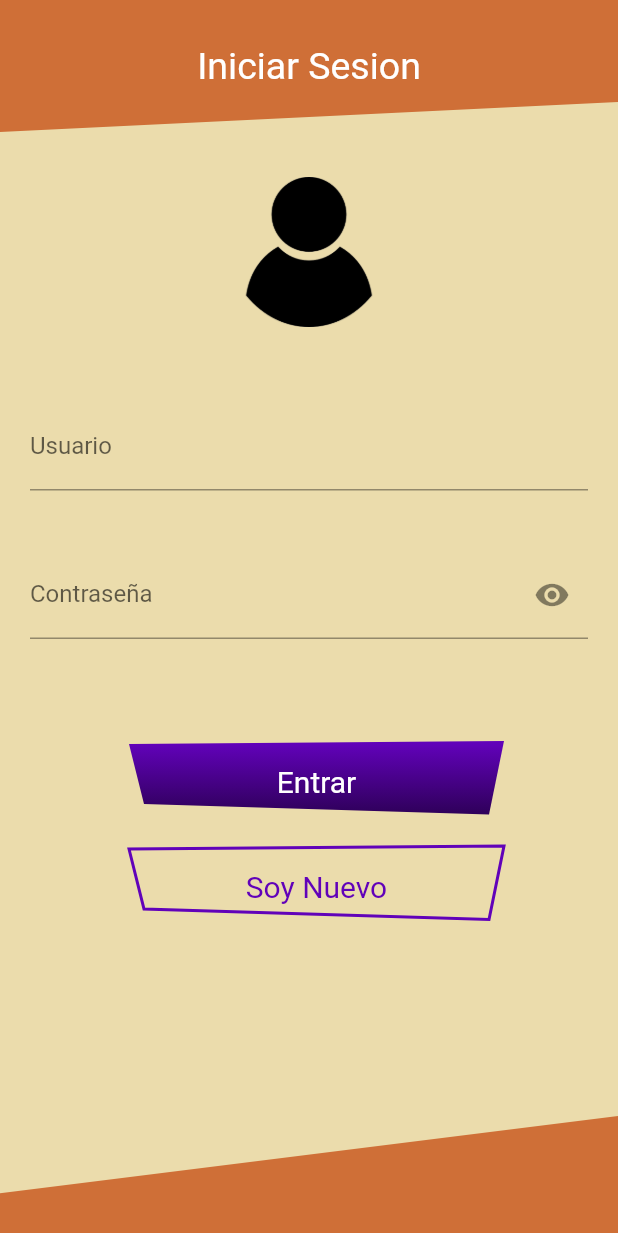
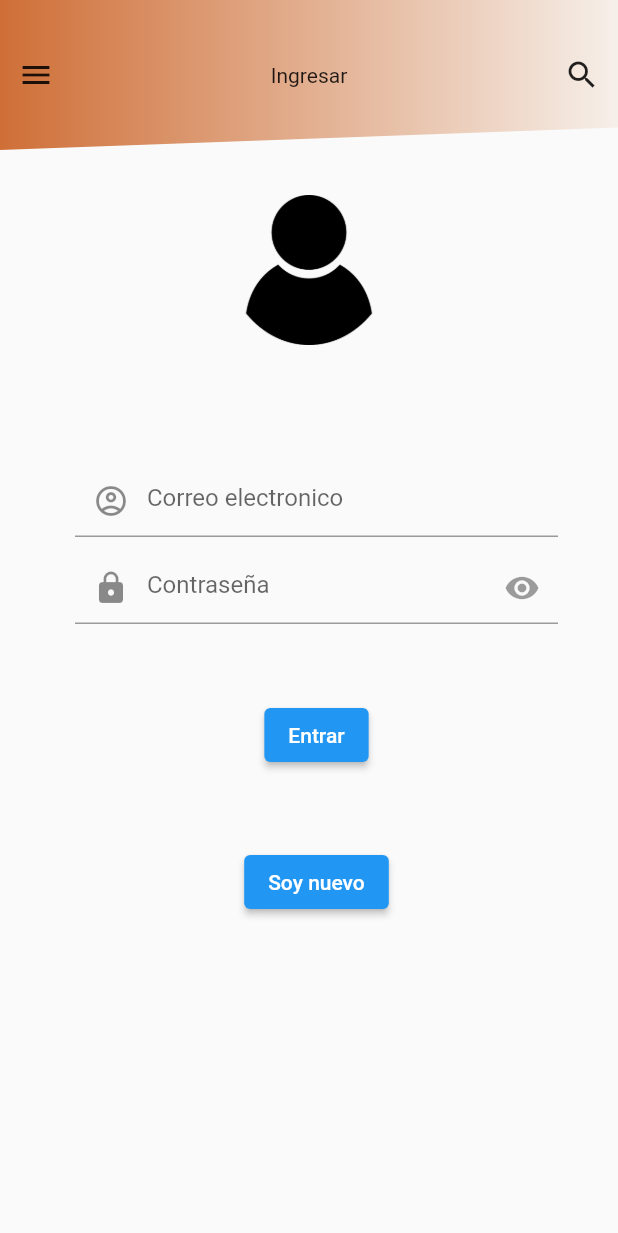
Before and after one commit to CoffeemondoApp/Coffeemondo-FlutterV1.0.0, a Flutter app: the screen it shows after launch, after a tap on "Presiona aquí", on a phone screen of 412 x 824 dp. Shown: the top 1233 px of the screen. Run offline on Flutter 3.47's test engine with Material 2 defaults, Android fonts, the phone set to English and light mode, and no system bars; statements that could not run were skipped.

Commit message:
Actualizacion TextFields

```diff
--- /dev/null
+++ b/lib/iconos.dart
@@ -0,0 +1,38 @@
+/// Flutter icons MyFlutterApp
+/// Copyright (C) 2023 by original authors @ fluttericon.com, fontello.com
+/// This font was generated by FlutterIcon.com, which is derived from Fontello.
+///
+/// To use this font, place it in your fonts/ directory and include the
+/// following in your pubspec.yaml
+///
+/// flutter:
+///   fonts:
+///    - family:  MyFlutterApp
+///      fonts:
+///       - asset: fonts/MyFlutterApp.ttf
+///
+///
+/// * Material Design Icons, Copyright (C) Google, Inc
+///         Author:    Google
+///         License:   Apache 2.0 (https://www.apache.org/licenses/LICENSE-2.0)
+///         Homepage:  https://design.google.com/icons/
+/// * Linearicons Free, Copyright (C) Linearicons.com
+///         Author:    Perxis
+///         License:   CC BY-SA 4.0 (https://creativecommons.org/licenses/by-sa/4.0/)
+///         Homepage:  https://linearicons.com
+///
+import 'package:flutter/widgets.dart';
+
+class Iconos {
+  Iconos._();
+
+  static const _kFontFam = 'Iconos';
+  static const String? _kFontPkg = null;
+
+  static const IconData account_circle =
+      IconData(0xe800, fontFamily: _kFontFam, fontPackage: _kFontPkg);
+  static const IconData lock_open =
+      IconData(0xe801, fontFamily: _kFontFam, fontPackage: _kFontPkg);
+  static const IconData user =
+      IconData(0xe82a, fontFamily: _kFontFam, fontPackage: _kFontPkg);
+}
--- a/lib/login.dart
+++ b/lib/login.dart
@@ -1,4 +1,5 @@
 import 'package:flutter/material.dart';
+import 'package:coffeemondo/iconos.dart';
 
 class Login extends StatefulWidget {
   @override
@@ -7,10 +8,9 @@ class Login extends StatefulWidget {
 
 class LoginApp extends State<Login> {
   bool _obscureText = true;
-
+  bool obs = true;
   Widget build(BuildContext context) {
     return Scaffold(
-      backgroundColor: Color(0xffffebdcac),
       appBar: AppBarcustom(),
       body: SingleChildScrollView(
         child: Column(children: [
@@ -24,48 +24,51 @@ class LoginApp extends State<Login> {
                 ),
               )),
           Padding(
-              padding: EdgeInsets.all(20),
+              padding: EdgeInsets.only(left: 50, top: 50, right: 40),
               child: TextField(
                   decoration: InputDecoration(
-                    border: UnderlineInputBorder(
-                      borderSide: BorderSide(
-                        color: Colors.red,
-                      ),
-                    ),
-                    labelText: 'Usuario',
-                    hintText: 'Escriba su nombre de Usuario'),
-              )),
+                      prefixIcon: Icon(Icons.account_circle_outlined),
+                      hintText: 'Correo electronico'))),
           Padding(
-            padding: EdgeInsets.all(20),
+              padding: EdgeInsets.only(left: 50, top: 10, right: 40),
               child: TextField(
                   decoration: InputDecoration(
-                suffixIcon: GestureDetector(
-                  onTap: () {
+                      prefixIcon: Icon(Icons.lock),
+                      suffixIcon: IconButton(
+                        icon: Icon(Icons.remove_red_eye),
+                        onPressed: () {
                           setState(() {
-                      _obscureText = !_obscureText;
-                    });
+                            obs == true ? obs = true : obs = false;
+                          })
                         },
-                  child: Icon(
-                      _obscureText ? Icons.visibility : Icons.visibility_off),
                         ),
-                border: UnderlineInputBorder(),
-                labelText: 'Contraseña',
-                hintText: 'Escriba su Contraseña',
+                      hintText: 'Contraseña'))),
+          Padding(
+            padding: EdgeInsets.only(left: 20, top: 50, right: 10),
+            child: Center(
+              child: ElevatedButton(
+                onPressed: () {
+                  Navigator.push(
+                      context, MaterialPageRoute(builder: (_) => Login()));
+                },
+                child: Text('Entrar'),
               ),
-              obscureText: _obscureText,
             ),
           ),
           Padding(
             padding: EdgeInsets.only(left: 20, top: 50, right: 10),
-            child: CustomButton1(),
+            child: Center(
+              child: ElevatedButton(
+                onPressed: () {
+                  Navigator.push(
+                      context, MaterialPageRoute(builder: (_) => Login()));
+                },
+                child: Text('Soy nuevo'),
               ),
-          Padding(
-            padding: EdgeInsets.only(left: 20, top: 20, right: 10),
-            child: CustomButton2(),
+            ),
           )
         ]),
       ),
-      bottomNavigationBar: CustomBottomBar(),
     );
   }
 }
@@ -75,26 +78,29 @@ class AppBarcustom extends StatelessWidget implements PreferredSizeWidget {
   Widget build(BuildContext context) {
     return Container(
       width: MediaQuery.of(context).size.width,
-      height: 88.0,
+      height: 100,
       child: ClipPath(
         clipper: BackgroundAppBar(),
         child: Container(
           width: MediaQuery.of(context).size.width,
           height: 100,
           decoration: const BoxDecoration(
-            gradient: LinearGradient(colors: [
-              Color.fromARGB(255, 207, 111, 55),
-              Color.fromARGB(255, 207, 111, 55)
-            ]),
+            gradient: LinearGradient(
+                colors: [Color.fromARGB(255, 207, 111, 55), Color(0xFFF6EFE9)]),
           ),
-          child: Center(
-            child: Text(
-              'Iniciar Sesion',
-              style: TextStyle(
-                color: Colors.white,
-                fontSize: 25,
+          child: Row(
+            mainAxisAlignment: MainAxisAlignment.spaceBetween,
+            children: [
+              IconButton(
+                icon: Icon(Icons.menu),
+                onPressed: () {},
               ),
-            ),
+              Text('Ingresar'),
+              IconButton(
+                icon: Icon(Icons.search),
+                onPressed: () {},
+              )
+            ],
           ),
         ),
       ),
@@ -102,7 +108,7 @@ class AppBarcustom extends StatelessWidget implements PreferredSizeWidget {
   }
 
   @override
-  Size get preferredSize => Size.fromHeight(88.0);
+  Size get preferredSize => Size.fromHeight(100);
 }
 
 class BackgroundAppBar extends CustomClipper<Path> {
@@ -111,7 +117,7 @@ class BackgroundAppBar extends CustomClipper<Path> {
     var path = Path();
     path.lineTo(0.0, size.height);
 
-    path.lineTo(size.width, size.height - 20);
+    path.lineTo(size.width, size.height - 15);
     path.lineTo(size.width, 0.0);
     return path;
   }
@@ -119,153 +125,3 @@ class BackgroundAppBar extends CustomClipper<Path> {
   @override
   bool shouldReclip(BackgroundAppBar oldClipper) => oldClipper != this;
 }
-
-class CustomBottomBar extends StatelessWidget {
-  @override
-  Widget build(BuildContext context) {
-    return Container(
-      height: 80.0,
-      width: double.infinity,
-      child: ClipPath(
-        clipper: BackgroundBottomBar(),
-        child: Container(
-          color: Color.fromARGB(255, 207, 111, 55),
-        ),
-      ),
-    );
-  }
-}
-
-class BackgroundBottomBar extends CustomClipper<Path> {
-  @override
-  Path getClip(Size size) {
-    final path = Path();
-    path.lineTo(0.0, size.height);
-    path.lineTo(size.width, size.height);
-    path.lineTo(size.width, 0);
-    path.lineTo(size.width - 640, size.height);
-    path.close();
-    return path;
-  }
-
-  @override
-  bool shouldReclip(CustomClipper<Path> oldClipper) {
-    return false;
-  }
-}
-
-class CustomButton1 extends StatelessWidget {
-  @override
-  Widget build(BuildContext context) {
-    return Container(
-      child: Container(
-        width: 250,
-        height: 50,
-        child: CustomPaint(
-          painter: BackgroundButton1(),
-          child: InkWell(
-            onTap: () {
-              Navigator.push(
-                  context, MaterialPageRoute(builder: (_) => Login()));
-            },
-            child: Center(
-              child: Text(
-                'Entrar',
-                style: TextStyle(
-                  color: Colors.white,
-                  fontSize: 20,
-                ),
-              ),
-            ),
-          ),
-        ),
-      ),
-    );
-  }
-}
-
-class BackgroundButton1 extends CustomPainter {
-  @override
-  void paint(Canvas canvas, Size size) {
-    Color color1 = Color.fromARGB(255, 97, 2, 185);
-    Color color2 = Color.fromARGB(255, 43, 0, 83);
-
-    final LinearGradient gradient = LinearGradient(
-        begin: Alignment.topCenter,
-        end: Alignment.bottomCenter,
-        colors: [color1, color2]);
-
-    final paint = Paint()
-      ..shader =
-          gradient.createShader(Rect.fromLTWH(0, 0, size.width, size.height));
-
-    var path = Path();
-    path.lineTo(size.width - 240, size.height - 10);
-    path.lineTo(size.width - 10, size.height - 3);
-    path.lineTo(size.width, size.height - 52);
-
-    path.close();
-
-    canvas.drawPath(path, paint);
-  }
-
-  @override
-  bool shouldRepaint(CustomPainter oldDelegate) {
-    return false;
-  }
-}
-
-class CustomButton2 extends StatelessWidget {
-  @override
-  Widget build(BuildContext context) {
-    return Container(
-      child: Container(
-        width: 250,
-        height: 50,
-        child: CustomPaint(
-          painter: BackgroundButton2(),
-          child: InkWell(
-            onTap: () {
-              Navigator.push(
-                  context, MaterialPageRoute(builder: (_) => Login()));
-            },
-            child: Center(
-              child: Text(
-                'Soy Nuevo',
-                style: TextStyle(
-                  color: Color.fromARGB(255, 97, 2, 185),
-                  fontSize: 20,
-                ),
-              ),
-            ),
-          ),
-        ),
-      ),
-    );
-  }
-}
-
-class BackgroundButton2 extends CustomPainter {
-  @override
-  void paint(Canvas canvas, Size size) {
-    Color color1 = Color.fromARGB(255, 97, 2, 185);
-    final paint = Paint()
-      ..color = color1
-      ..style = PaintingStyle.stroke
-      ..strokeWidth = 2;
-
-    var path = Path();
-    path.lineTo(size.width - 240, size.height - 10);
-    path.lineTo(size.width - 10, size.height - 3);
-    path.lineTo(size.width, size.height - 52);
-
-    path.close();
-
-    canvas.drawPath(path, paint);
-  }
-
-  @override
-  bool shouldRepaint(CustomPainter oldDelegate) {
-    return false;
-  }
-}
--- a/lib/main.dart
+++ b/lib/main.dart
@@ -23,12 +23,10 @@ class HomeStart extends State<Home> {
     return MaterialApp(
         title: 'login app',
         home: Scaffold(
-          backgroundColor: Color(0xffffebdcac),
           appBar: AppBarcustom(),
           body: Center(
             child: CustomButton(),
           ),
-          bottomNavigationBar: CustomBottomBar(),
         ));
   }
 }
@@ -37,7 +35,6 @@ class CustomButton extends StatelessWidget {
   @override
   Widget build(BuildContext context) {
     return Scaffold(
-      backgroundColor: Color(0xffffebdcac),
       body: Center(
         child: Container(
           width: 300,
@@ -101,26 +98,29 @@ class AppBarcustom extends StatelessWidget implements PreferredSizeWidget {
   Widget build(BuildContext context) {
     return Container(
       width: MediaQuery.of(context).size.width,
-      height: 88.0,
+      height: 100,
       child: ClipPath(
         clipper: BackgroundAppBar(),
         child: Container(
           width: MediaQuery.of(context).size.width,
           height: 100,
           decoration: const BoxDecoration(
-            gradient: LinearGradient(colors: [
-              Color.fromARGB(255, 207, 111, 55),
-              Color.fromARGB(255, 207, 111, 55)
-            ]),
+            gradient: LinearGradient(
+                colors: [Color.fromARGB(255, 207, 111, 55), Color(0xFFF6EFE9)]),
           ),
-          child: Center(
-            child: Text(
-              'Inicio',
-              style: TextStyle(
-                color: Colors.white,
-                fontSize: 25,
+          child: Row(
+            mainAxisAlignment: MainAxisAlignment.spaceBetween,
+            children: [
+              IconButton(
+                icon: Icon(Icons.menu),
+                onPressed: () {},
               ),
-            ),
+              Text('Inicio'),
+              IconButton(
+                icon: Icon(Icons.search),
+                onPressed: () {},
+              )
+            ],
           ),
         ),
       ),
@@ -128,7 +128,7 @@ class AppBarcustom extends StatelessWidget implements PreferredSizeWidget {
   }
 
   @override
-  Size get preferredSize => Size.fromHeight(88.0);
+  Size get preferredSize => Size.fromHeight(100);
 }
 
 class BackgroundAppBar extends CustomClipper<Path> {
@@ -145,37 +145,3 @@ class BackgroundAppBar extends CustomClipper<Path> {
   @override
   bool shouldReclip(BackgroundAppBar oldClipper) => oldClipper != this;
 }
-
-class CustomBottomBar extends StatelessWidget {
-  @override
-  Widget build(BuildContext context) {
-    return Container(
-      height: 80.0,
-      width: double.infinity,
-      child: ClipPath(
-        clipper: WaveClipper(),
-        child: Container(
-          color: Color.fromARGB(255, 207, 111, 55),
-        ),
-      ),
-    );
-  }
-}
-
-class WaveClipper extends CustomClipper<Path> {
-  @override
-  Path getClip(Size size) {
-    final path = Path();
-    path.lineTo(0.0, size.height);
-    path.lineTo(size.width, size.height);
-    path.lineTo(size.width, 0);
-    path.lineTo(size.width - 640, size.height);
-    path.close();
-    return path;
-  }
-
-  @override
-  bool shouldReclip(CustomClipper<Path> oldClipper) {
-    return false;
-  }
-}
--- a/pubspec.yaml
+++ b/pubspec.yaml
@@ -60,6 +60,11 @@ flutter:
   uses-material-design: true
   assets:
     - assets/
+
+  fonts:
+      - family: Iconos
+        fonts:
+          - asset: assets/Iconos.ttf
   # To add assets to your application, add an assets section, like this:
   # assets:
   #   - images/a_dot_burr.jpeg
```
Also changed, not shown: assets/Iconos.ttf (added). Lines whose indentation alone changed are shown as unchanged.
